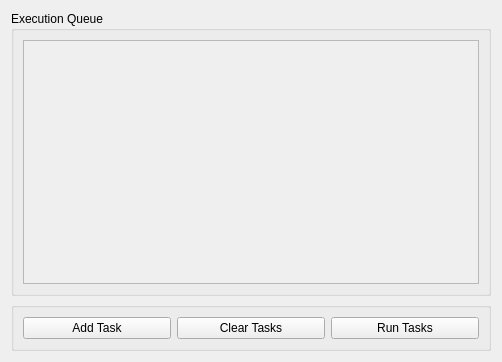
Above: sgcs/gui/scheduler.ui from Michal-Stempkowski/sgcs before the change. Below: the same form after it.
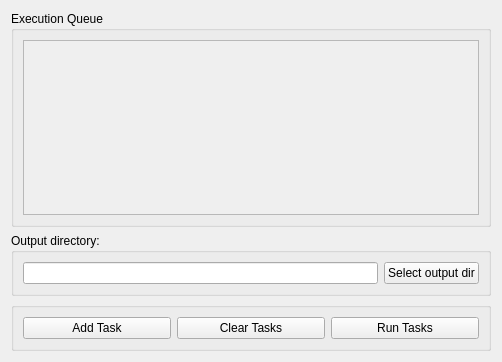
That is the form after the change.

Diff of the .ui file:
```diff
--- a/sgcs/gui/scheduler.ui
+++ b/sgcs/gui/scheduler.ui
@@ -31,7 +31,7 @@
            <x>0</x>
            <y>0</y>
            <width>462</width>
-           <height>260</height>
+           <height>198</height>
           </rect>
          </property>
          <layout class="QVBoxLayout" name="verticalLayout_4">
@@ -45,6 +45,29 @@
      </layout>
     </widget>
    </item>
+   <item>
+    <widget class="QGroupBox" name="groupBox_3">
+     <property name="title">
+      <string>Output directory:</string>
+     </property>
+     <layout class="QHBoxLayout" name="horizontalLayout_2">
+      <item>
+       <widget class="QLineEdit" name="outputDirectorylineEdit">
+        <property name="readOnly">
+         <bool>true</bool>
+        </property>
+       </widget>
+      </item>
+      <item>
+       <widget class="QPushButton" name="outputDirectoryButton">
+        <property name="text">
+         <string>Select output dir</string>
+        </property>
+       </widget>
+      </item>
+     </layout>
+    </widget>
+   </item>
    <item>
     <widget class="QGroupBox" name="groupBox_2">
      <property name="title">
```
